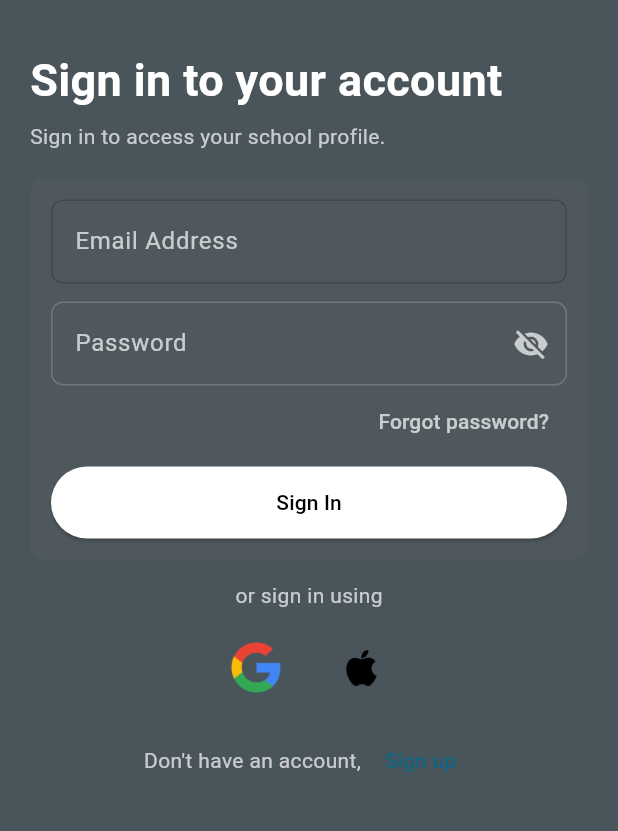
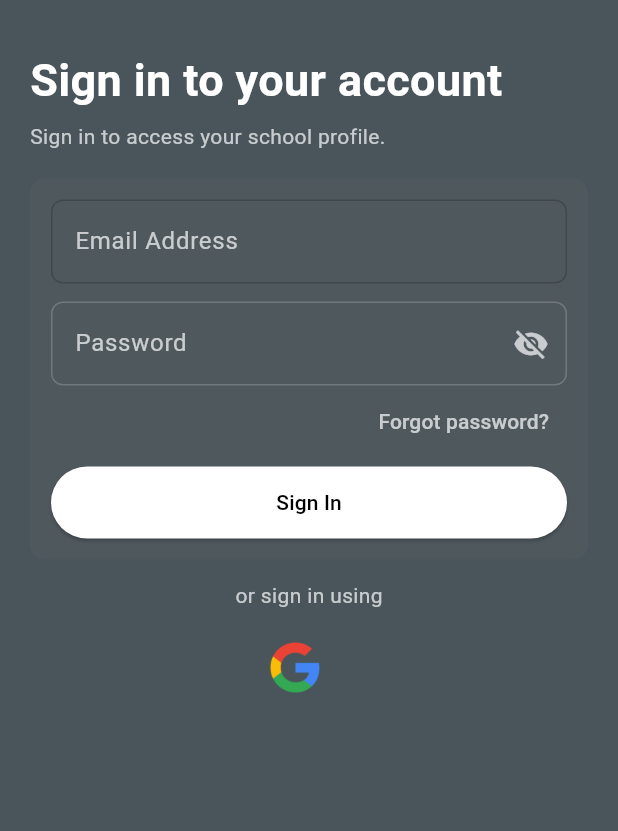
Before and after one commit to darrenc04/FYP, a Flutter app: the screen it shows after launch, on a phone screen of 412 x 824 dp, the part 174-1005 px from its top. Run offline on Flutter 3.47's test engine with Material 3 defaults, Android fonts, the phone set to English and light mode, and no system bars; our stand-ins replace cloud_firestore, device_info_plus, firebase_auth, firebase_core, firebase_storage, google_sign_in and 5 more; missing offline and left inert: dart:ffi, google_mlkit_face_detection, mailer, record; accounts and stored records are empty.

Commit message:
update loginpage with admin login function, and remove apple(previously done by darren)

```diff
--- a/fyp_app/lib/pages/login_page.dart
+++ b/fyp_app/lib/pages/login_page.dart
@@ -263,56 +263,7 @@ class _LoginPageState extends State<LoginPage> {
                     ),
                   ),
                   const SizedBox(width: 18),
-                  IconButton(
-                    onPressed: _loading
-                        ? null
-                        : () async {
-                            // setState(() => _loading = true);
-                            // try {
-                            //   final user = await _authService.signInWithApple();
-                            //   if (user != null) {
-                            //     Navigator.of(context).pushReplacement(MaterialPageRoute(builder: (_) => const HomePage()));
-                            //   }
-                            // } on MissingPluginException catch (_) {
-                            //   ScaffoldMessenger.of(context).showSnackBar(
-                            //     const SnackBar(content: Text('Apple Sign-In is not available on this platform or the plugin was not registered. Try a full restart (flutter clean; flutter pub get; flutter run).')),
-                            //   );
-                            // } catch (e) {
-                            //   ScaffoldMessenger.of(context).showSnackBar(SnackBar(content: Text(e.toString())));
-                            // } finally {
-                            //   if (mounted) setState(() => _loading = false);
-                            // }
-                          },
-                    icon: Image.asset(
-                      'assets/apple.png',
-                      width: 36,
-                      height: 36,
-                      errorBuilder: (c, e, s) => const Icon(
-                        Icons.apple,
-                        color: Colors.white,
-                        size: 30,
-                      ),
-                    ),
-                  ),
                 ],
-              ),
-              const SizedBox(height: 12),
-              Center(
-                child: Row(
-                  mainAxisSize: MainAxisSize.min,
-                  children: [
-                    const Text(
-                      "Don't have an account, ",
-                      style: TextStyle(color: Colors.white70),
-                    ),
-                    TextButton(
-                      onPressed: () {
-                        Navigator.pushNamed(context, '/signup');
-                      },
-                      child: const Text('Sign up'),
-                    ),
-                  ],
-                ),
               ),
             ],
           ),
```
